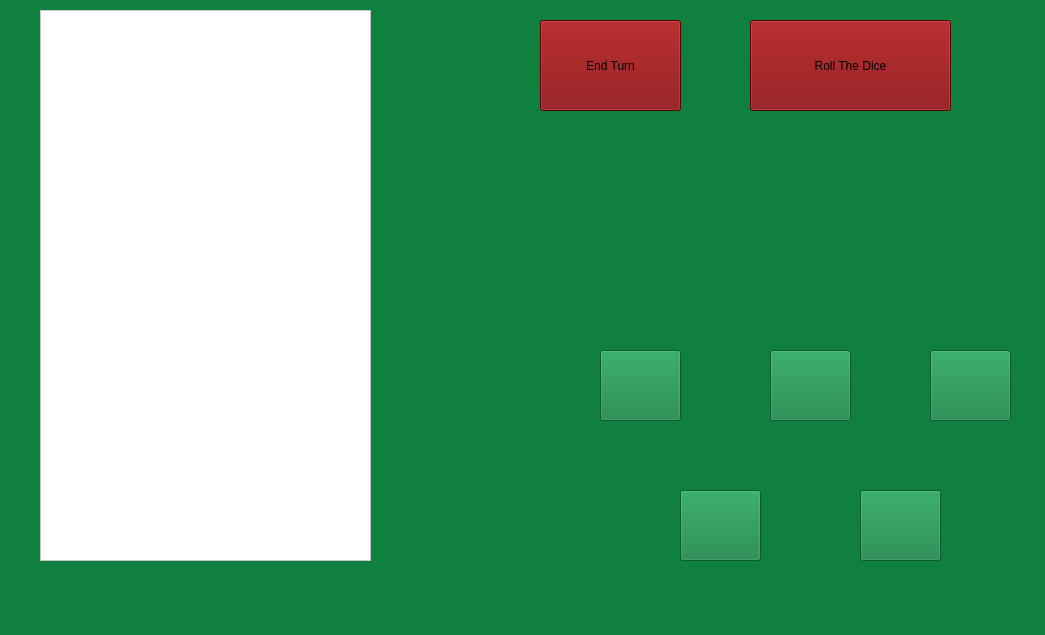
The window that Yatzy_front_v2/mainwindow.ui (alten-linkoping/yatzy-2019) describes before a commit, drawn with Qt 5.
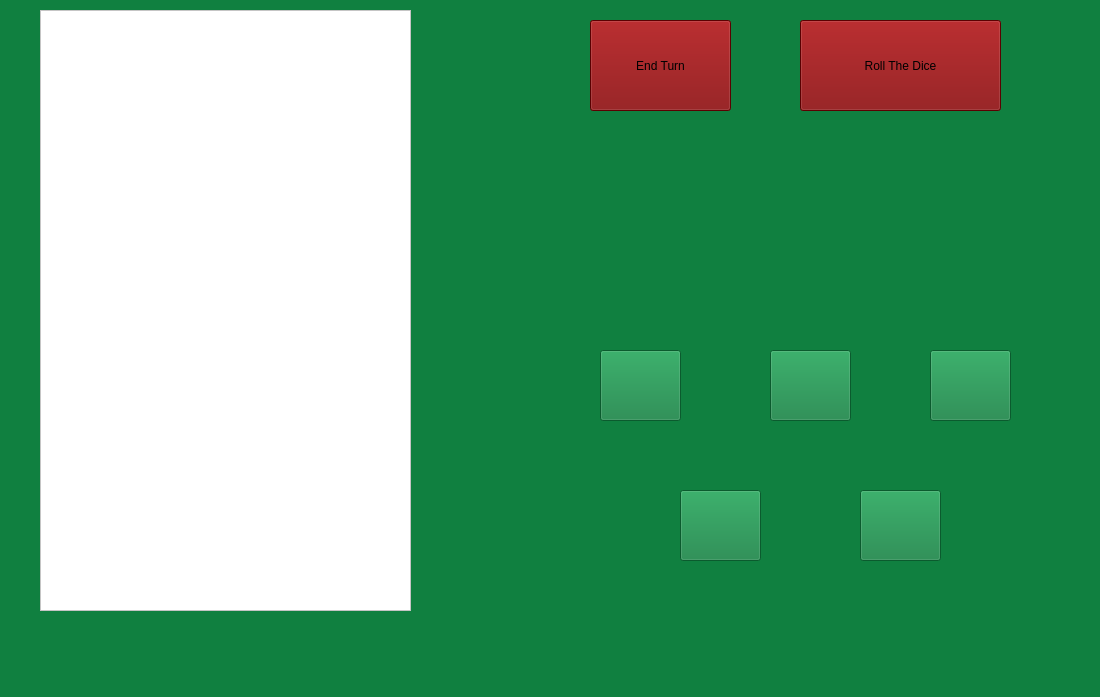
The same window after the commit. Icons and pictures are not drawn.

Diff of the .ui file:
```diff
--- a/Yatzy_front_v2/mainwindow.ui
+++ b/Yatzy_front_v2/mainwindow.ui
@@ -6,8 +6,8 @@
    <rect>
     <x>0</x>
     <y>0</y>
-    <width>1045</width>
-    <height>635</height>
+    <width>1100</width>
+    <height>697</height>
    </rect>
   </property>
   <property name="windowTitle">
@@ -106,7 +106,7 @@
    <widget class="QPushButton" name="pushButton_Roll">
     <property name="geometry">
      <rect>
-      <x>750</x>
+      <x>800</x>
       <y>20</y>
       <width>201</width>
       <height>91</height>
@@ -125,19 +125,21 @@
      <rect>
       <x>40</x>
       <y>10</y>
-      <width>331</width>
-      <height>551</height>
+      <width>371</width>
+      <height>601</height>
      </rect>
     </property>
     <property name="styleSheet">
      <string notr="true">color: rgb(0, 0, 0);
+border-color: rgb(0, 0, 0);
+gridline-color: rgb(0, 0, 0);
 background-color: rgb(255, 255, 255);</string>
     </property>
    </widget>
    <widget class="QPushButton" name="pushButton_EndTurn">
     <property name="geometry">
      <rect>
-      <x>540</x>
+      <x>590</x>
       <y>20</y>
       <width>141</width>
       <height>91</height>
```
Left out of the diff: 2 changed lines with no effect on the pictures.
